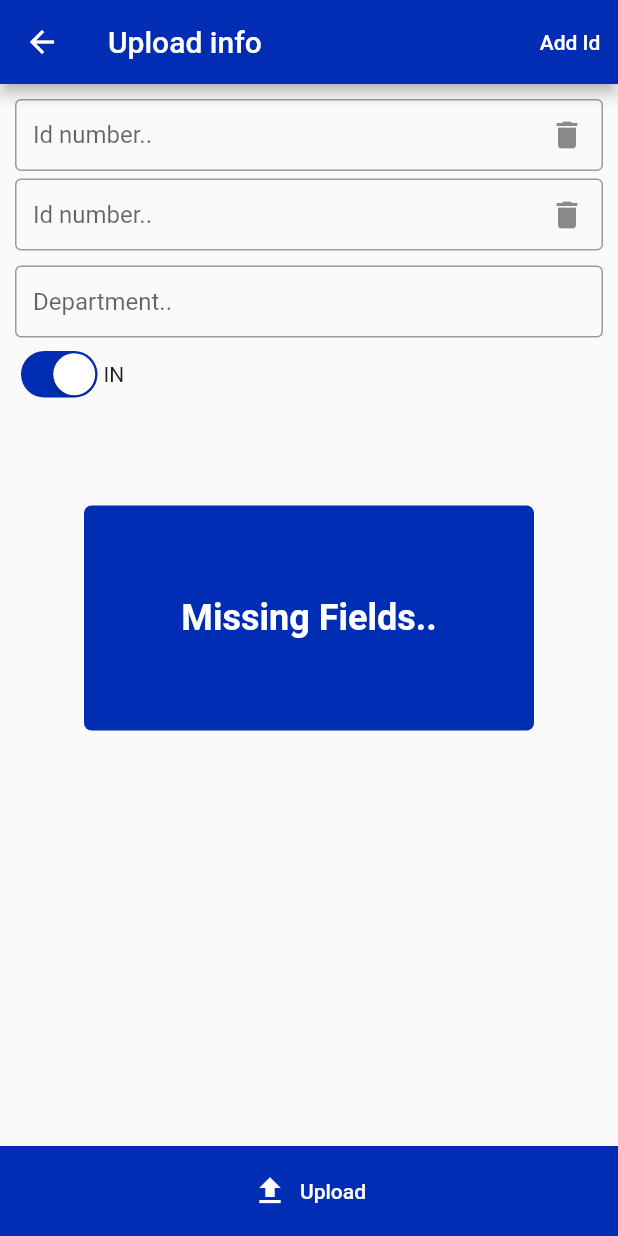
After one commit to lamaw01/fieldparasat, a Flutter app: the UploadPage screen opened directly, after a tap on "Add Id", after a tap on "Upload", on a phone screen of 412 x 824 dp. The commit adds this screen. Run offline on Flutter 3.47's test engine with Material 2 defaults, Android fonts, the phone set to English and light mode, and no system bars; our stand-ins replace flutter_styled_toast, geocoding, geolocator, hive, hive_flutter, image_picker and 2 more; accounts and stored records are empty.

Commit message:
change to multi id added in or out

```diff
--- a/lib/service/http_service.dart
+++ b/lib/service/http_service.dart
@@ -6,8 +6,14 @@ import '../model/selfie_model.dart';
 
 class HttpService {
   static const String _serverUrl = 'http://uc-1.dnsalias.net:55083';
-  static Future<SelfieModel> uploadImage(String image, String imageName,
-      String name, String employeeId, String latlng, String address) async {
+  static Future<SelfieModel> uploadImage(
+      String image,
+      List<String> employeeId,
+      String latlng,
+      String address,
+      String department,
+      String selfieTimestamp,
+      String logType) async {
     var response = await http
         .post(Uri.parse('$_serverUrl/upload_image.php'),
             headers: <String, String>{
@@ -15,14 +21,16 @@ class HttpService {
               'Content-Type': 'application/json; charset=UTF-8',
             },
             body: json.encode(<String, dynamic>{
-              'name': name,
+              'image': image,
               'employee_id': employeeId,
               'latlng': latlng,
               'address': address,
-              'image_name': imageName,
-              'image': image
+              'is_selfie': true,
+              'department': department,
+              'selfie_timestamp': selfieTimestamp,
+              'log_type': logType
             }))
-        .timeout(const Duration(seconds: 5));
+        .timeout(const Duration(seconds: 10));
     debugPrint('insertLog ${response.statusCode} ${response.body}');
     var result = selfieModelFromJson(response.body);
     return result;
--- /dev/null
+++ b/lib/view/upload_page.dart
@@ -0,0 +1,188 @@
+import 'package:flutter/cupertino.dart';
+import 'package:flutter/material.dart';
+import 'package:provider/provider.dart';
+
+import '../app_color.dart';
+import '../data/selfie_page_data.dart';
+import '../widget.dart/app_dialogs.dart';
+
+class UploadPage extends StatefulWidget {
+  const UploadPage({super.key});
+
+  @override
+  State<UploadPage> createState() => _UploadPageState();
+}
+
+class _UploadPageState extends State<UploadPage> {
+  final departmentController = TextEditingController();
+  var idControllerList = <TextEditingController>[
+    TextEditingController(),
+  ];
+  bool logType = true;
+
+  @override
+  Widget build(BuildContext context) {
+    var instance = Provider.of<SelfiePageData>(context);
+
+    return Scaffold(
+      appBar: AppBar(
+        title: const Text('Upload info'),
+        actions: [
+          TextButton(
+            child: const Text(
+              'Add Id',
+              style: TextStyle(color: Colors.white),
+            ),
+            onPressed: () {
+              setState(() {
+                idControllerList.add(TextEditingController());
+              });
+            },
+          ),
+        ],
+      ),
+      body: SingleChildScrollView(
+        child: Padding(
+          padding: const EdgeInsets.all(10.0),
+          child: Column(
+            mainAxisAlignment: MainAxisAlignment.start,
+            crossAxisAlignment: CrossAxisAlignment.start,
+            mainAxisSize: MainAxisSize.min,
+            children: [
+              for (int i = 0; i < idControllerList.length; i++) ...[
+                TextField(
+                  decoration: InputDecoration(
+                    border: const OutlineInputBorder(
+                      borderSide: BorderSide(color: Colors.grey, width: 1.0),
+                    ),
+                    hintText: 'Id number..',
+                    contentPadding:
+                        const EdgeInsets.fromLTRB(12.0, 12.0, 12.0, 12.0),
+                    suffixIcon: IconButton(
+                      onPressed: () {
+                        debugPrint(i.toString());
+                        if (idControllerList.length != 1) {
+                          setState(() {
+                            idControllerList.removeAt(i);
+                          });
+                        }
+                      },
+                      icon: const Icon(Icons.delete),
+                    ),
+                  ),
+                  controller: idControllerList[i],
+                  keyboardType: TextInputType.number,
+                  textInputAction: TextInputAction.done,
+                  onEditingComplete: () {
+                    FocusScope.of(context).unfocus();
+                  },
+                ),
+                const SizedBox(height: 5.0),
+              ],
+              const SizedBox(height: 5.0),
+              TextField(
+                decoration: const InputDecoration(
+                  border: OutlineInputBorder(
+                    borderSide: BorderSide(color: Colors.grey, width: 1.0),
+                  ),
+                  hintText: 'Department..',
+                  contentPadding: EdgeInsets.fromLTRB(12.0, 12.0, 12.0, 12.0),
+                ),
+                textCapitalization: TextCapitalization.words,
+                controller: departmentController,
+                keyboardType: TextInputType.text,
+                textInputAction: TextInputAction.done,
+                onEditingComplete: () {
+                  FocusScope.of(context).unfocus();
+                },
+              ),
+              const SizedBox(height: 5.0),
+              Row(
+                mainAxisSize: MainAxisSize.min,
+                children: [
+                  CupertinoSwitch(
+                    activeColor: AppColor.kMainColor,
+                    value: logType,
+                    onChanged: (bool value) {
+                      setState(() {
+                        logType = value;
+                      });
+                    },
+                  ),
+                  Text(logType ? 'IN' : 'OUT'),
+                ],
+              ),
+            ],
+          ),
+        ),
+      ),
+      bottomNavigationBar: Container(
+        color: AppColor.kMainColor,
+        width: double.infinity,
+        height: 60.0,
+        child: instance.isUploading
+            ? Row(
+                crossAxisAlignment: CrossAxisAlignment.center,
+                mainAxisSize: MainAxisSize.min,
+                mainAxisAlignment: MainAxisAlignment.center,
+                children: const [
+                  Text(
+                    'Uploading..',
+                    style: TextStyle(color: Colors.white),
+                  ),
+                  SizedBox(width: 5.0),
+                  CircularProgressIndicator(
+                    color: Colors.white,
+                  ),
+                ],
+              )
+            : TextButton.icon(
+                onPressed: () async {
+                  bool isEmpty = false;
+                  for (int i = 0; i < idControllerList.length; i++) {
+                    if (idControllerList[i].text.isEmpty ||
+                        departmentController.text.isEmpty) {
+                      AppDialogs.showMyToast('Missing Fields..', context);
+                      isEmpty = true;
+                      break;
+                    }
+                  }
+
+                  if (!isEmpty) {
+                    if (!instance.hasInternet.value) {
+                      AppDialogs.showMyToast(
+                          'Not connected to internet', context);
+                    } else {
+                      await instance.uploadImage(
+                          employeeId: <String>[
+                            for (var id in idControllerList) id.text,
+                          ],
+                          department: departmentController.text.trim(),
+                          logType: logType ? 'IN' : 'OUT').then((result) async {
+                        if (result) {
+                          AppDialogs.showMyToast('Successfully log', context);
+                          await Future.delayed(const Duration(seconds: 3))
+                              .then((_) {
+                            Navigator.of(context).pop();
+                          });
+                        } else {
+                          AppDialogs.showMyToast(
+                              'Error uploading log', context);
+                        }
+                      });
+                    }
+                  }
+                },
+                icon: const Icon(
+                  Icons.upload,
+                  color: Colors.white,
+                ),
+                label: const Text(
+                  'Upload',
+                  style: TextStyle(color: Colors.white),
+                ),
+              ),
+      ),
+    );
+  }
+}
```
Also changed, not shown: lib/data/selfie_page_data.dart (+58 -40 lines), lib/view/saves_page.dart (+21 -23 lines), lib/view/tabbar_page.dart (+122 -70 lines).
